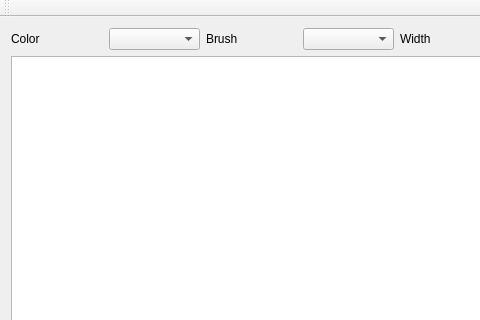
This is MyPaint.ui in AnatoliiKubariev/MyPaint as Qt 5 draws it before an edit; both pictures show x 0 to 480 and y 0 to 320 of the 600 by 402 pixel window. The edited form follows.
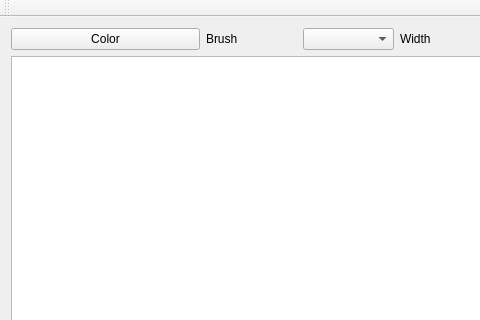
This is the edited form.

Commit message: change color selection to qcolordialog

Patch:
```diff
--- a/MyPaint.ui
+++ b/MyPaint.ui
@@ -18,15 +18,12 @@
     <item row="0" column="0">
      <layout class="QHBoxLayout" name="m_color_layout">
       <item>
-       <widget class="QLabel" name="m_color_label">
+       <widget class="QPushButton" name="m_color_push_button">
         <property name="text">
          <string>Color</string>
         </property>
        </widget>
       </item>
-      <item>
-       <widget class="QComboBox" name="m_colors_combo_box"/>
-      </item>
      </layout>
     </item>
     <item row="0" column="1">
```
The commit also changes 2 other files.
